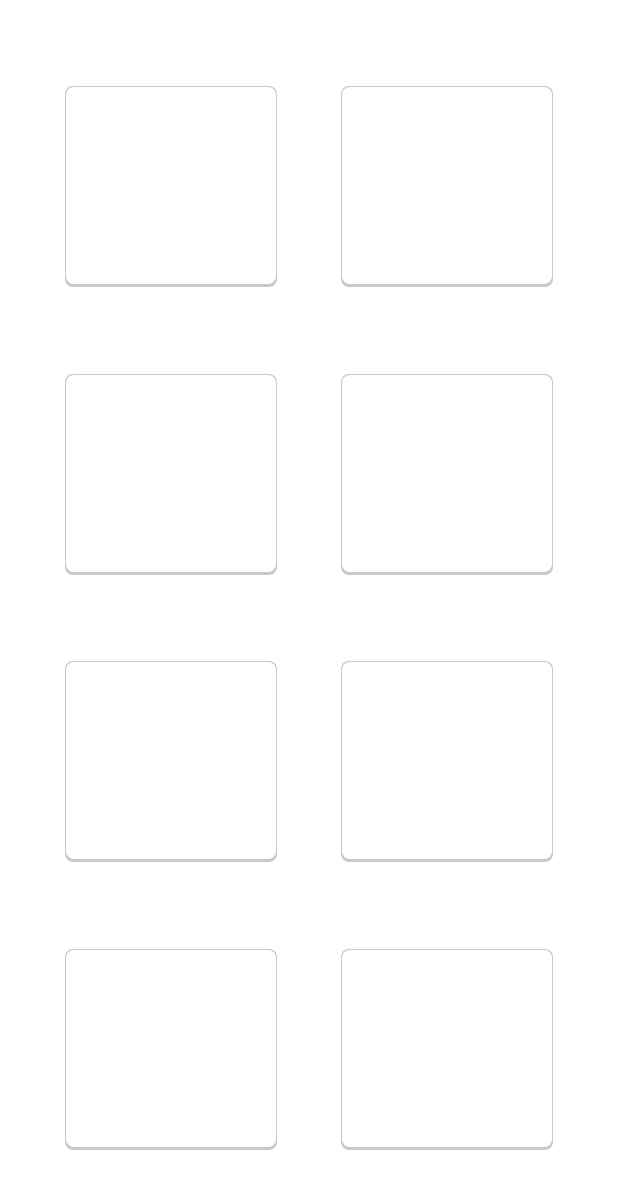
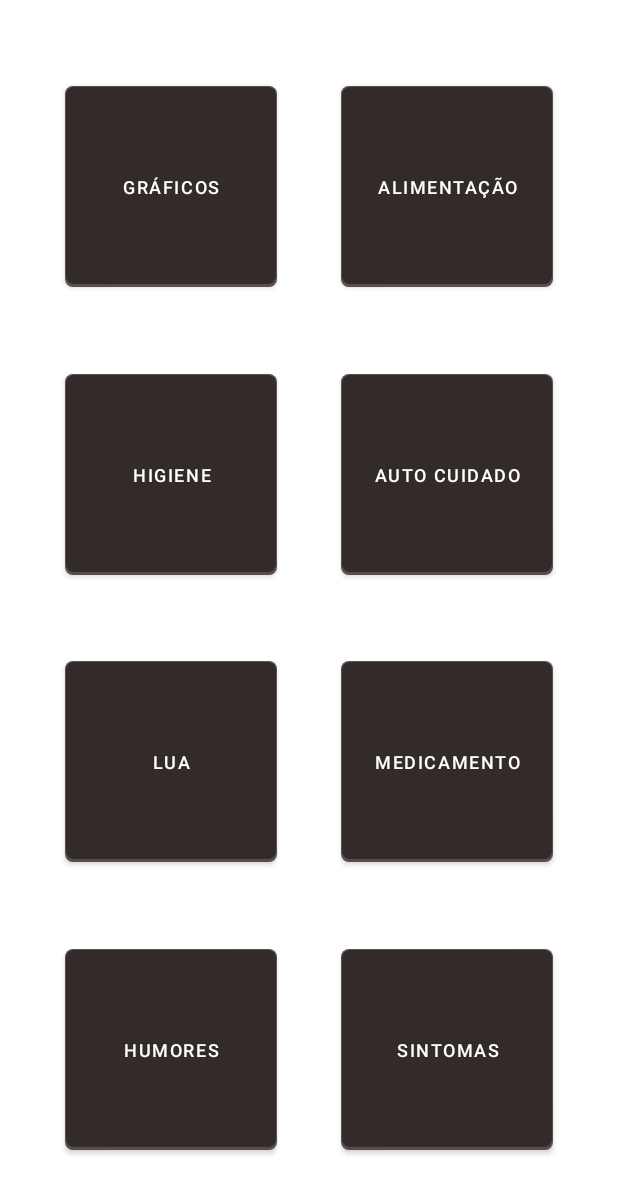
Before and after one commit to MyllaGraciani/Aima, an Android app: the layout fragment_ideias.xml on its own in the app's theme, with its tools: preview values and no code run, on a phone screen of 412 x 824 dp. Shown: the top 1194 px of the screen. Run offline under Robolectric (Android 15) with nearby library versions, the phone set to English and light mode, and no system bars.

Commit message:
Alterado fragment_sintomas.xml para uma activity_sintomas.xml. E alguns ajustes em IdeiasFragment.java.

```diff
--- a/app/src/main/AndroidManifest.xml
+++ b/app/src/main/AndroidManifest.xml
@@ -9,6 +9,8 @@
         android:roundIcon="@mipmap/ic_launcher_round"
         android:supportsRtl="true"
         android:theme="@style/Theme.Aíma">
+        <activity android:name=".activity.Sintomas_Activity"
+            android:screenOrientation="portrait" />
         <activity
             android:name=".activity.Cadastro_Activity"
             android:screenOrientation="portrait" />
--- a/app/src/main/res/layout/fragment_sintomas.xml
+++ b/app/src/main/res/layout/activity_sintomas.xml
@@ -3,7 +3,7 @@
     xmlns:tools="http://schemas.android.com/tools"
     android:layout_width="match_parent"
     android:layout_height="match_parent"
-    tools:context=".fragment.SintomasFragment">
+    tools:context=".activity.Sintomas_Activity">
 
     <!-- TODO: Update blank fragment layout -->
     <TextView
--- a/app/src/main/res/layout/fragment_ideias.xml
+++ b/app/src/main/res/layout/fragment_ideias.xml
@@ -6,94 +6,121 @@
     android:layout_height="match_parent"
     tools:context=".fragment.IdeiasFragment">
 
-    <RelativeLayout
+    <Button
         android:id="@+id/btnSintomas"
         android:layout_width="141dp"
         android:layout_height="134dp"
         android:background="@drawable/card_white"
+        android:text="Sintomas"
+        android:textColor="#FFFFFF"
+        android:textSize="12sp"
         app:layout_constraintBottom_toBottomOf="parent"
         app:layout_constraintEnd_toEndOf="parent"
         app:layout_constraintHorizontal_bias="0.5"
         app:layout_constraintStart_toEndOf="@+id/btnHumores"
         app:layout_constraintTop_toBottomOf="@+id/btnMedicamentos" />
 
-    <RelativeLayout
+    <Button
         android:id="@+id/btnHumores"
         android:layout_width="141dp"
         android:layout_height="134dp"
         android:background="@drawable/card_white"
+        android:text="Humores"
+        android:textColor="#FFFFFF"
+        android:textSize="12sp"
         app:layout_constraintBottom_toBottomOf="parent"
         app:layout_constraintEnd_toStartOf="@+id/btnSintomas"
         app:layout_constraintHorizontal_bias="0.5"
         app:layout_constraintStart_toStartOf="parent"
         app:layout_constraintTop_toBottomOf="@+id/btnLua" />
 
-    <RelativeLayout
+    <Button
         android:id="@+id/btnMedicamentos"
         android:layout_width="141dp"
         android:layout_height="134dp"
         android:background="@drawable/card_white"
+        android:text="Medicamento"
+        android:textColor="#FFFFFF"
+        android:textSize="12sp"
         app:layout_constraintBottom_toTopOf="@+id/btnSintomas"
         app:layout_constraintEnd_toEndOf="parent"
         app:layout_constraintHorizontal_bias="0.5"
         app:layout_constraintStart_toEndOf="@+id/btnLua"
-        app:layout_constraintTop_toBottomOf="@+id/btnAutocuidado" />
+        app:layout_constraintTop_toBottomOf="@+id/btnAutocuidado" >
 
-    <RelativeLayout
+    </Button>
+
+    <Button
         android:id="@+id/btnLua"
         android:layout_width="141dp"
         android:layout_height="134dp"
         android:background="@drawable/card_white"
+        android:text="Lua"
+        android:textColor="#FFFFFF"
+        android:textSize="12sp"
         app:layout_constraintBottom_toTopOf="@+id/btnHumores"
         app:layout_constraintEnd_toStartOf="@+id/btnMedicamentos"
         app:layout_constraintHorizontal_bias="0.5"
         app:layout_constraintStart_toStartOf="parent"
         app:layout_constraintTop_toBottomOf="@+id/btnHigiene" />
 
-    <RelativeLayout
+    <Button
         android:id="@+id/btnAutocuidado"
         android:layout_width="141dp"
         android:layout_height="134dp"
         android:background="@drawable/card_white"
+        android:text="Auto cuidado"
+        android:textColor="#FFFFFF"
+        android:textSize="12sp"
         app:layout_constraintBottom_toTopOf="@+id/btnMedicamentos"
         app:layout_constraintEnd_toEndOf="parent"
         app:layout_constraintHorizontal_bias="0.5"
         app:layout_constraintStart_toEndOf="@+id/btnHigiene"
         app:layout_constraintTop_toBottomOf="@+id/btnAlimentacao" />
 
-    <RelativeLayout
+    <Button
         android:id="@+id/btnAlimentacao"
         android:layout_width="141dp"
         android:layout_height="134dp"
         android:background="@drawable/card_white"
+        android:text="Alimentação"
+        android:textColor="#FFFFFF"
+        android:textSize="12sp"
         app:layout_constraintBottom_toTopOf="@+id/btnAutocuidado"
         app:layout_constraintEnd_toEndOf="parent"
         app:layout_constraintHorizontal_bias="0.5"
         app:layout_constraintStart_toEndOf="@+id/btnGraficos"
         app:layout_constraintTop_toTopOf="parent" />
 
-    <RelativeLayout
+    <Button
         android:id="@+id/btnGraficos"
         android:layout_width="141dp"
         android:layout_height="134dp"
         android:background="@drawable/card_white"
+        android:text="Gráficos"
+        android:textColor="#FFFFFF"
+        android:textSize="12sp"
         app:layout_constraintBottom_toTopOf="@+id/btnHigiene"
         app:layout_constraintEnd_toStartOf="@+id/btnAlimentacao"
         app:layout_constraintHorizontal_bias="0.5"
         app:layout_constraintStart_toStartOf="parent"
         app:layout_constraintTop_toTopOf="parent">
 
-    </RelativeLayout>
+    </Button>
 
-    <RelativeLayout
+    <Button
         android:id="@+id/btnHigiene"
         android:layout_width="141dp"
         android:layout_height="134dp"
         android:background="@drawable/card_white"
+        android:text="Higiene"
+        android:textColor="#FFFFFF"
+        android:textSize="12sp"
         app:layout_constraintBottom_toTopOf="@+id/btnLua"
         app:layout_constraintEnd_toStartOf="@+id/btnAutocuidado"
         app:layout_constraintHorizontal_bias="0.5"
         app:layout_constraintStart_toStartOf="parent"
         app:layout_constraintTop_toBottomOf="@+id/btnGraficos" />
 
+
 </androidx.constraintlayout.widget.ConstraintLayout>
```
Also changed, not shown: app/src/main/java/com/ai/app/aima/activity/Sintomas_Activity.java (added, +16 -0 lines), app/src/main/java/com/ai/app/aima/fragment/IdeiasFragment.java (+23 -41 lines), app/src/main/java/com/ai/app/aima/fragment/SintomasFragment.java (deleted, +0 -66 lines), app/src/main/res/layout/fragment_notes.xml (+3 -11 lines).
